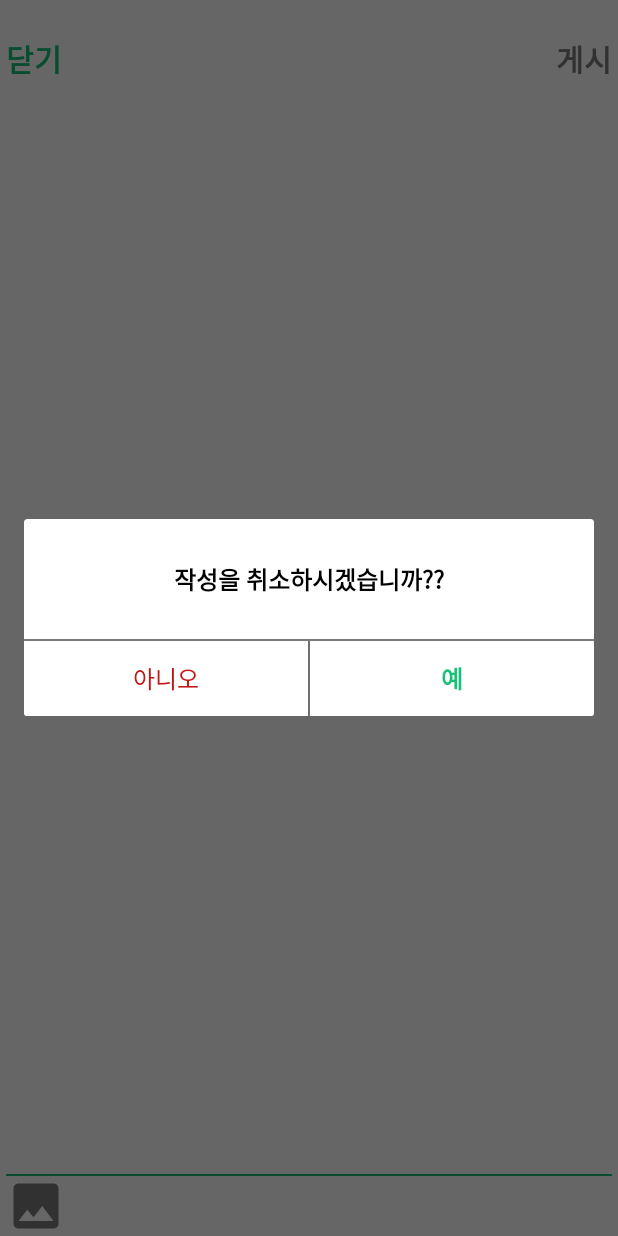
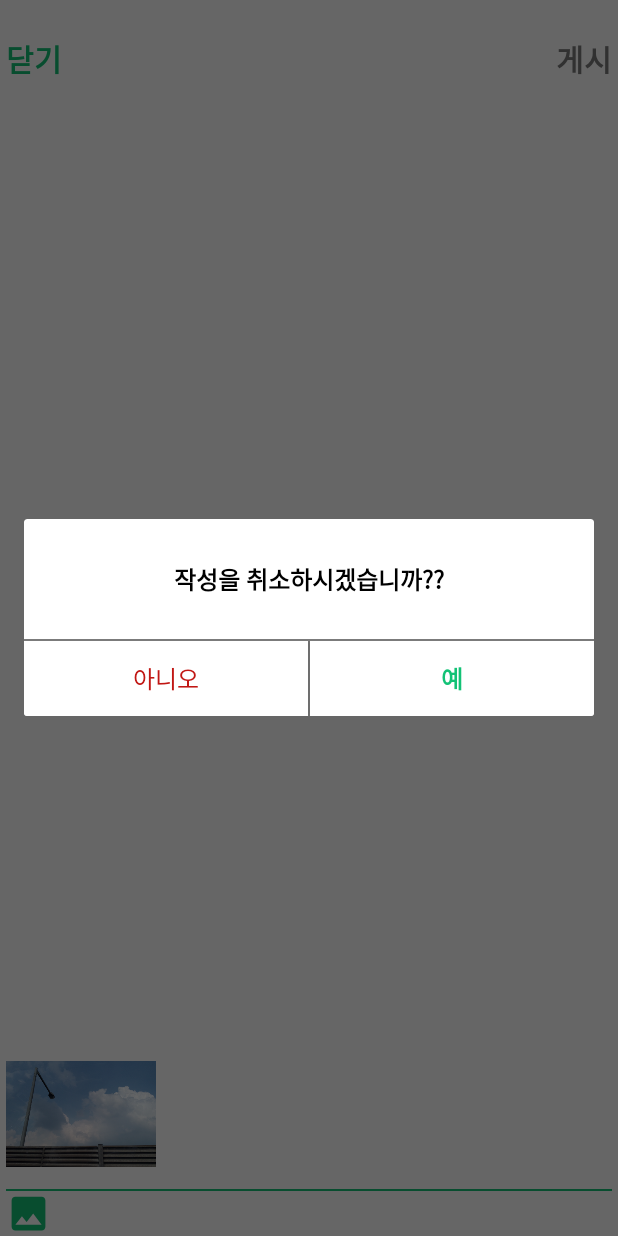
Before and after one commit to team-nutee/NUTEE-Android, an Android app: the AddActivity screen opened directly, with no data from a screen before it, after a tap on "닫기", on a phone screen of 412 x 824 dp. Run offline under Robolectric (Android 15) with nearby library versions, the phone set to English and light mode, and no system bars.

Commit message:
[CREATE] getRealPathFrom Uri and Get image Bitmap for Uri

```diff
--- a/app/build.gradle
+++ b/app/build.gradle
@@ -30,7 +30,7 @@ android {
 
 dependencies {
     implementation fileTree(dir: 'libs', include: ['*.jar'])
-    implementation "org.jetbrains.kotlin:kotlin-stdlib-jdk7:$kotlin_version"
+    implementation "org.jetbrains.kotlin:kotlin-stdlib-jdk7:${kotlin_version}"
     implementation 'androidx.appcompat:appcompat:1.1.0'
     implementation 'androidx.core:core-ktx:1.3.0'
     implementation 'androidx.constraintlayout:constraintlayout:1.1.3'
@@ -72,4 +72,5 @@ dependencies {
 
     //SharedPreferences 암호화
     implementation 'com.scottyab:secure-preferences-lib:0.1.7'
+    implementation 'com.squareup.okhttp3:okhttp:4.7.2'
 }
--- a/app/src/main/AndroidManifest.xml
+++ b/app/src/main/AndroidManifest.xml
@@ -3,6 +3,7 @@
     package="kr.nutee.nutee_android">
 
     <uses-permission android:name="android.permission.INTERNET" />
+    <uses-permission android:name="android.permission.WRITE_EXTERNAL_STORAGE" android:required="true"/>
 
     <application
         android:name=".data.App"
@@ -14,7 +15,7 @@
         android:supportsRtl="true"
         android:theme="@style/AppTheme"
         android:usesCleartextTraffic="true">
-        <activity android:name=".ui.setting.TermOfUseActivity"></activity>
+        <activity android:name=".ui.setting.TermOfUseActivity" />
         <activity android:name=".ui.setting.SettingActivity" />
         <activity
             android:name=".ui.main.fragment.add.AddActivity"
--- a/app/src/main/java/kr/nutee/nutee_android/network/RequestInterface.kt
+++ b/app/src/main/java/kr/nutee/nutee_android/network/RequestInterface.kt
@@ -1,13 +1,17 @@
 package kr.nutee.nutee_android.network
 
 import kr.nutee.nutee_android.data.App
+import kr.nutee.nutee_android.data.main.add.RequestImage
+import kr.nutee.nutee_android.data.main.add.RequestPost
 import kr.nutee.nutee_android.data.main.home.Comment
 import kr.nutee.nutee_android.data.main.home.ResponseMain
+import kr.nutee.nutee_android.data.main.home.ResponseMainItem
 import kr.nutee.nutee_android.data.main.home.detail.RequestComment
 import kr.nutee.nutee_android.data.member.login.RequestLogin
 import kr.nutee.nutee_android.data.member.login.ResponseLogin
 import kr.nutee.nutee_android.data.member.logout.ResponseLogout
 import kr.nutee.nutee_android.data.member.register.*
+import okhttp3.MultipartBody
 import retrofit2.Call
 import retrofit2.http.*
 
@@ -25,6 +29,14 @@ interface RequestInterface {
 		@Path("id") id:Int,
 		@Body content: RequestComment
 	):Call<Comment>
+
+	//Post
+	@POST("/api/post")
+	fun requestPost(@Header("Cookie")cookie: String, @Body content:RequestPost):Call<ResponseMainItem>
+
+	@Multipart
+	@POST("/api/post/images")
+	fun requestImage(@Part("image") image: RequestImage):Call<ArrayList<String>>
 
 	// Login
 	@POST("/api/user/login")
--- a/app/src/main/java/kr/nutee/nutee_android/ui/main/MainActivity.kt
+++ b/app/src/main/java/kr/nutee/nutee_android/ui/main/MainActivity.kt
@@ -42,7 +42,7 @@ class MainActivity : AppCompatActivity() {
     override fun onBackPressed() {
 		if (supportFragmentManager.backStackEntryCount > 0) {
 			supportFragmentManager.popBackStack()
-		}
+		} else{
 			if (System.currentTimeMillis()- pressTime < 2000) {
 				super.onBackPressed()
 				// 어떤 엑티비티에서도 종료
@@ -51,6 +51,7 @@ class MainActivity : AppCompatActivity() {
 			Toast.makeText(this,"한 번 더 누르시면 종료됩니다.", Toast.LENGTH_SHORT).show()
 
 			pressTime = System.currentTimeMillis()
+		}
     }
 
     // NavigationBottomView 화면전환
--- a/app/src/main/java/kr/nutee/nutee_android/ui/main/fragment/add/AddActivity.kt
+++ b/app/src/main/java/kr/nutee/nutee_android/ui/main/fragment/add/AddActivity.kt
@@ -1,91 +1,125 @@
 package kr.nutee.nutee_android.ui.main.fragment.add
 
-import android.app.Dialog
+import android.app.Activity
 import android.app.Service
-import android.content.Context
 import android.content.Intent
+import android.database.Cursor
+import android.graphics.Bitmap
+import android.graphics.BitmapFactory
+import android.net.Uri
 import android.os.Bundle
-import android.text.Editable
-import android.text.TextWatcher
-import android.view.Window
-import android.view.WindowManager
+import android.provider.MediaStore
+import android.util.Log
+import android.view.View
 import android.view.inputmethod.InputMethodManager
-import android.widget.Button
-import android.widget.TextView
 import androidx.appcompat.app.AppCompatActivity
 import kotlinx.android.synthetic.main.add_activity.*
-import kotlinx.android.synthetic.main.main_fragment_search.*
 import kr.nutee.nutee_android.R
+import kr.nutee.nutee_android.network.RequestToServer
+import kr.nutee.nutee_android.ui.extend.customDialog
+import kr.nutee.nutee_android.ui.extend.textChangedListener
 import kr.nutee.nutee_android.ui.main.MainActivity
+
 
 /*
 * 글쓰기
 */
-class AddActivity : AppCompatActivity(){
+class AddActivity : AppCompatActivity(), View.OnClickListener {
+
+	val requestToServer = RequestToServer
+	val REQUEST_CODE_PICK_IMAGE = 1001
+
+
 
 	override fun onCreate(savedInstanceState: Bundle?) {
 		super.onCreate(savedInstanceState)
 		setContentView(R.layout.add_activity)
-
-		//내용이 변경되는 이벤트 처리
-		et_add_content.addTextChangedListener(contentWatcher)
-
-
-		text_back_button.setOnClickListener {
-			onBackPressed()
-		}
+		init()
 	}
 
-	override fun onResume() {
-		super.onResume()
-
+	private fun init() {
 		//해당 edit Text 에 자동 클릭하도록 한다.
 		et_add_content.requestFocus()
 		//자동으로 키보드가 올라오는 이벤트 처리
-		val inputMethodManager : InputMethodManager = getSystemService(Service.INPUT_METHOD_SERVICE) as InputMethodManager
-		inputMethodManager.showSoftInput(et_add_content,0)
+		val inputMethodManager: InputMethodManager =
+			getSystemService(Service.INPUT_METHOD_SERVICE) as InputMethodManager
+		inputMethodManager.showSoftInput(et_add_content, 0)
+		//내용이 변경되는 이벤트 처리
+		et_add_content.textChangedListener {
+			text_create_button.isEnabled = !it.isNullOrBlank()
+		}
+		text_back_button.setOnClickListener(this)
+		img_upload_image_btn.setOnClickListener(this)
+		text_create_button.setOnClickListener(this)
+	}
+
+	override fun onClick(v: View?) {
+		when (v!!.id) {
+			R.id.text_back_button -> onBackPressed()
+			R.id.img_upload_image_btn -> {
+				openImageChooser()
+			}
+			R.id.text_create_button -> {
+				uploadContent()
+			}
+		}
 	}
 
 	override fun onBackPressed() {
 		//뒤로가기 버튼을 클릭한경우 custom dialog를 띄우고 이벤트 처리
-		val dialog = Dialog(this)
-		dialog.requestWindowFeature(Window.FEATURE_NO_TITLE)
-		dialog.setCancelable(false)
-		dialog.setContentView(R.layout.custom_dialog)
-
-		val body = dialog.findViewById<TextView>(R.id.dialog_text)
-		body.text = "작성을 취소하시겠습니까??"
-		val okButton = dialog.findViewById<Button>(R.id.okButton)
-		val cancelButton = dialog.findViewById<Button>(R.id.cancelButton)
-
-		okButton.setOnClickListener {
-			dialog.dismiss()
+		customDialog("작성을 취소하시겠습니까??") {
 			finish()
 			val intent = Intent(this, MainActivity::class.java)
 			startActivity(intent)
-
 		}
-		cancelButton.setOnClickListener { dialog.dismiss() }
-
-		dialog.show()
 	}
 
+	private fun openImageChooser() {
+		Intent(Intent.ACTION_PICK).also {
+			it.type = "image/*"
+			it.putExtra(Intent.EXTRA_ALLOW_MULTIPLE, true)
+			val mimeTypes = arrayOf("image/jpeg", "image/png")
+			it.putExtra(Intent.EXTRA_MIME_TYPES, mimeTypes)
+			startActivityForResult(it, REQUEST_CODE_PICK_IMAGE)
+		}
+	}
 
+	private fun uploadContent() {
 
-	private val contentWatcher = object : TextWatcher {
-		override fun afterTextChanged(s: Editable?) {
 
 	}
 
-		override fun beforeTextChanged(s: CharSequence?, start: Int, count: Int, after: Int) {
+	override fun onActivityResult(requestCode: Int, resultCode: Int, data: Intent?) {
+		super.onActivityResult(requestCode, resultCode, data)
 
-		}
-
-		//내용이 변경될 경우
-		override fun onTextChanged(s: CharSequence?, start: Int, before: Int, count: Int) {
-			//내용이 null or Blank가 아닌경우 create 버튼 활성화
-			text_create_button.isEnabled = !s.isNullOrBlank()
+		if (requestCode == REQUEST_CODE_PICK_IMAGE && resultCode == Activity.RESULT_OK && data != null) {
+			if (data.data != null) {
+				img_selected_image.setImageBitmap(createImageBitmap(data.data!!))
+				Log.d("filePath", getRealPathFromURI(data.data!!)!!)
 			}
 
 		}
 	}
+	private fun createImageBitmap(data: Uri): Bitmap? {
+		val inputStream = contentResolver.openInputStream(data)
+		val img = BitmapFactory.decodeStream(inputStream)
+		inputStream?.close()
+		return img
+	}
+
+	private fun getRealPathFromURI(contentUri: Uri): String? {
+		val result:String?
+		val filePathColumns = arrayOf(MediaStore.Images.Media.DISPLAY_NAME)
+		val cursor = contentResolver.query(contentUri, filePathColumns, null, null, null);
+		if (cursor == null) { // Source is Dropbox or other similar local file path
+			result = contentUri.path;
+		} else {
+			cursor.moveToFirst();
+			val idx = cursor.getColumnIndex(filePathColumns[0]);
+			result = cursor.getString(idx);
+			cursor.close();
+		}
+		return result
+	}
+
+}
--- a/app/src/main/java/kr/nutee/nutee_android/ui/member/LoginActivity.kt
+++ b/app/src/main/java/kr/nutee/nutee_android/ui/member/LoginActivity.kt
@@ -14,6 +14,7 @@ import com.google.android.material.snackbar.Snackbar
 import kotlinx.android.synthetic.main.login_activity.*
 import kr.nutee.nutee_android.data.App
 import kr.nutee.nutee_android.R
+import kr.nutee.nutee_android.data.main.home.User
 import kr.nutee.nutee_android.data.member.login.RequestLogin
 import kr.nutee.nutee_android.network.RequestToServer
 import kr.nutee.nutee_android.ui.extend.customEnqueue
@@ -24,6 +25,8 @@ class LoginActivity : AppCompatActivity(), View.OnClickListener {
 
 	private val REQUEST_CODE = 1
 	private val requestToServer = RequestToServer
+
+	public var userId = 0
 
 	val logTag = "LoginActivityButtonEv"
 
@@ -110,6 +113,7 @@ class LoginActivity : AppCompatActivity(), View.OnClickListener {
 					val token = cookie.split(";")
 					App.prefs.local_login_token = token[0]
 					Log.d(logTag,App.prefs.local_login_token.toString())
+					userId = it.body()?.id?.toInt() ?: 0
 					val intent = Intent(this, MainActivity::class.java)
 					startActivity(intent)
 					finish()
--- a/app/src/main/res/drawable/main_image_img.xml
+++ b/app/src/main/res/drawable/main_image_img.xml
@@ -1,4 +1,4 @@
-<vector android:height="24dp" android:tint="@color/colorGray"
+<vector android:height="24dp" android:tint="@color/nuteeBase"
     android:viewportHeight="24.0" android:viewportWidth="24.0"
     android:width="24dp" xmlns:android="http://schemas.android.com/apk/res/android">
     <path android:fillColor="#FF000000" android:pathData="M21,19V5c0,-1.1 -0.9,-2 -2,-2H5c-1.1,0 -2,0.9 -2,2v14c0,1.1 0.9,2 2,2h14c1.1,0 2,-0.9 2,-2zM8.5,13.5l2.5,3.01L14.5,12l4.5,6H5l3.5,-4.5z"/>
--- a/app/src/main/res/layout/add_activity.xml
+++ b/app/src/main/res/layout/add_activity.xml
@@ -54,19 +54,28 @@
         app:layout_constraintStart_toStartOf="@+id/text_back_button"
         app:layout_constraintTop_toBottomOf="@+id/text_back_button"/>
 
+    <ImageView
+        android:id="@+id/img_selected_image"
+        android:layout_width="100dp"
+        android:layout_height="100dp"
+        android:scaleType="fitCenter"
+        android:src="@drawable/image_test"
+        app:layout_constraintBottom_toTopOf="@+id/add_bottom_line"
+        app:layout_constraintStart_toStartOf="parent" />
+
 
     <View
         android:id="@+id/add_bottom_line"
         android:layout_width="match_parent"
         android:layout_height="1dp"
         android:background="@color/nuteeBase"
-        app:layout_constraintBottom_toTopOf="@+id/imageView"
+        app:layout_constraintBottom_toTopOf="@+id/img_upload_image_btn"
         tools:layout_editor_absoluteX="4dp" />
 
     <ImageView
-        android:id="@+id/imageView"
-        android:layout_width="40dp"
-        android:layout_height="40dp"
+        android:id="@+id/img_upload_image_btn"
+        android:layout_width="30dp"
+        android:layout_height="30dp"
         app:layout_constraintBottom_toBottomOf="parent"
         app:layout_constraintStart_toStartOf="parent"
         app:srcCompat="@drawable/main_image_img" />
```
Also changed, not shown: app/src/main/java/kr/nutee/nutee_android/data/main/add/RequestImage.kt (added, +8 -0 lines), app/src/main/java/kr/nutee/nutee_android/data/main/add/RequestPost.kt (added, +9 -0 lines), app/src/main/java/kr/nutee/nutee_android/ui/main/fragment/home/HomeViewHolder.kt (+7 -0 lines). Lines whose indentation alone changed are shown as unchanged.
